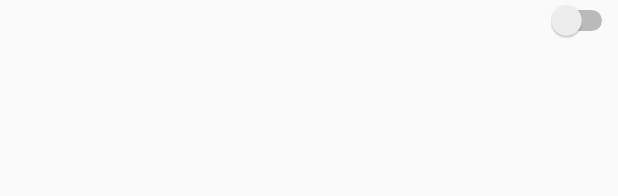
After one commit to CheyanneSim/ForgetMeNotFinal, an Android app: the layout inventory_list_rowlayout.xml on its own in the app's theme, with its tools: preview values and no code run, on a phone screen of 412 x 824 dp. The commit adds this screen. Shown: the top 196 px of the screen. Run offline under Robolectric (Android 15) with nearby library versions, the phone set to English and light mode, and no system bars.

Commit message:
Added Inventory, but functions not there yet. Added SwipeMenuListView.

```diff
--- a/app/build.gradle
+++ b/app/build.gradle
@@ -33,4 +33,8 @@ dependencies {
     androidTestImplementation 'com.android.support.test.espresso:espresso-core:3.0.2'
     implementation 'com.google.firebase:firebase-database:17.0.0'
     implementation 'com.google.firebase:firebase-auth:17.0.0'
+
+    //SwipeMenuListView
+    implementation 'com.baoyz.swipemenulistview:library:1.3.0'
+    implementation 'com.android.support:support-annotations:28.0.0'
 }
--- a/app/src/main/AndroidManifest.xml
+++ b/app/src/main/AndroidManifest.xml
@@ -17,6 +17,7 @@
         <activity
             android:name=".shoppingList.MyShoppingList"
             android:theme="@style/AppTheme.NoActionBar"/>
+        <activity android:name=".Inventory.MyInventory"/>
         <activity
             android:name=".MainActivity"
             android:label="@string/app_name"
--- /dev/null
+++ b/app/src/main/res/layout/inventory_list_rowlayout.xml
@@ -0,0 +1,33 @@
+<?xml version="1.0" encoding="utf-8"?>
+<LinearLayout xmlns:android="http://schemas.android.com/apk/res/android"
+    xmlns:tools="http://schemas.android.com/tools"
+    android:layout_width="match_parent"
+    android:layout_height="match_parent">
+
+    <!--TODO alignment of text-->
+    <TextView
+        android:id="@+id/item_textView"
+        android:layout_width="wrap_content"
+        android:layout_height="wrap_content"
+        android:layout_weight="33.3"
+        android:textAlignment="center"
+        android:textColor="#000000" />
+
+    <TextView
+        android:id="@+id/expiry_textView"
+        android:layout_width="wrap_content"
+        android:layout_height="wrap_content"
+        android:layout_weight="33.3"
+        android:textAlignment="center"
+        android:textColor="#000000"
+        tools:inputType="date" />
+
+    <Switch
+        android:id="@+id/purchase_switch"
+        android:layout_width="wrap_content"
+        android:layout_height="wrap_content"
+        android:layout_weight="10"
+        android:textAlignment="center"
+        tools:checked="false" />
+
+</LinearLayout>
```
Also changed, not shown: app/src/main/java/com/example/forgetMeNot/HomeFragment.java (+26 -14 lines), app/src/main/java/com/example/forgetMeNot/Inventory/Item.java (added, +37 -0 lines), app/src/main/java/com/example/forgetMeNot/Inventory/ItemListAdapter.java (added, +47 -0 lines), app/src/main/java/com/example/forgetMeNot/Inventory/MyInventory.java (added, +172 -0 lines), app/src/main/res/drawable-anydpi/ic_delete.xml (added, +10 -0 lines), app/src/main/res/layout/activity_inventory_list.xml (added, +55 -0 lines), app/src/main/res/layout/fragment_home.xml (+11 -0 lines), app/src/main/res/drawable-hdpi/ic_delete.png (added), app/src/main/res/drawable-mdpi/ic_delete.png (added), app/src/main/res/drawable-xhdpi/ic_delete.png (added), app/src/main/res/drawable-xxhdpi/ic_delete.png (added).
